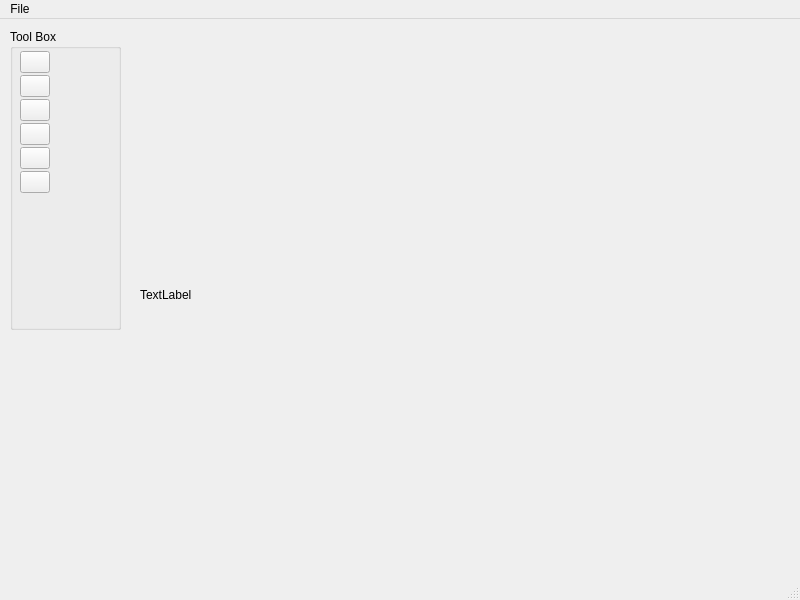
Above: mainwindow.ui from SathvikaNarla11/PainterPaint before the change. Below: the same form after it.
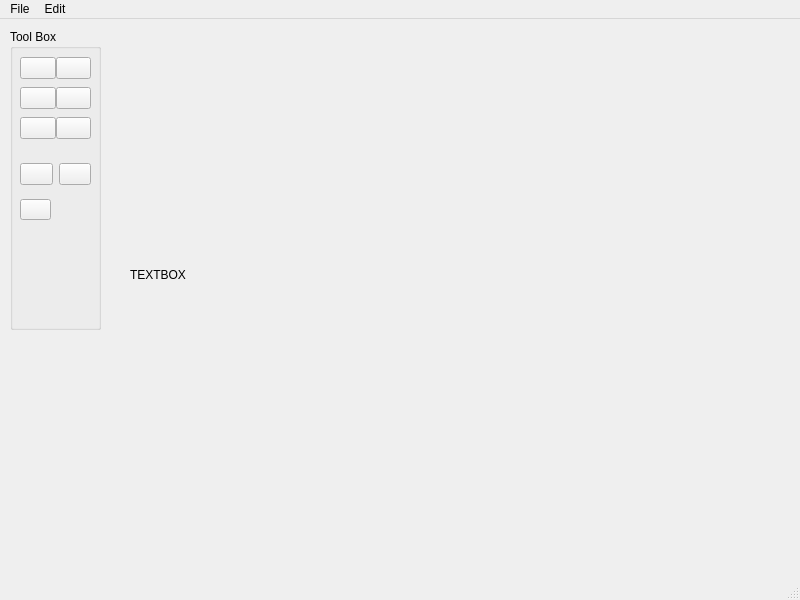
That is the form after the change. Icons and pictures are not drawn.

Patch:
```diff
--- a/mainwindow.ui
+++ b/mainwindow.ui
@@ -19,27 +19,27 @@
      <rect>
       <x>10</x>
       <y>10</y>
-      <width>111</width>
+      <width>91</width>
       <height>301</height>
      </rect>
     </property>
     <property name="title">
      <string>Tool Box</string>
     </property>
-    <widget class="QWidget" name="layoutWidget">
+    <widget class="QWidget" name="">
      <property name="geometry">
       <rect>
        <x>10</x>
        <y>20</y>
-       <width>30</width>
-       <height>146</height>
+       <width>71</width>
+       <height>101</height>
       </rect>
      </property>
-     <layout class="QVBoxLayout" name="verticalLayout">
+     <layout class="QGridLayout" name="gridLayout">
       <property name="spacing">
        <number>0</number>
       </property>
-      <item>
+      <item row="0" column="0">
        <widget class="QPushButton" name="pushButtonRectangle">
         <property name="text">
          <string/>
@@ -50,7 +50,7 @@
         </property>
        </widget>
       </item>
-      <item>
+      <item row="0" column="1">
        <widget class="QPushButton" name="pushButtonEllipse">
         <property name="text">
          <string/>
@@ -61,7 +61,7 @@
         </property>
        </widget>
       </item>
-      <item>
+      <item row="1" column="0">
        <widget class="QPushButton" name="pushButtonLine">
         <property name="text">
          <string/>
@@ -72,7 +72,7 @@
         </property>
        </widget>
       </item>
-      <item>
+      <item row="1" column="1">
        <widget class="QPushButton" name="pushButtonRoundRectangle">
         <property name="text">
          <string/>
@@ -83,7 +83,7 @@
         </property>
        </widget>
       </item>
-      <item>
+      <item row="2" column="0">
        <widget class="QPushButton" name="pushButtonPolygon">
         <property name="text">
          <string/>
@@ -94,7 +94,7 @@
         </property>
        </widget>
       </item>
-      <item>
+      <item row="2" column="1">
        <widget class="QPushButton" name="pushButtonPen">
         <property name="text">
          <string/>
@@ -107,18 +107,65 @@
       </item>
      </layout>
     </widget>
+    <widget class="QWidget" name="">
+     <property name="geometry">
+      <rect>
+       <x>10</x>
+       <y>130</y>
+       <width>71</width>
+       <height>31</height>
+      </rect>
+     </property>
+     <layout class="QGridLayout" name="gridLayout_2">
+      <item row="0" column="0">
+       <widget class="QPushButton" name="pushButtonRedo">
+        <property name="text">
+         <string/>
+        </property>
+        <property name="icon">
+         <iconset>
+          <normaloff>PaintIcons/Redo.png</normaloff>PaintIcons/Redo.png</iconset>
+        </property>
+       </widget>
+      </item>
+      <item row="0" column="1">
+       <widget class="QPushButton" name="pushButtonUndo">
+        <property name="text">
+         <string/>
+        </property>
+        <property name="icon">
+         <iconset resource="PaintResources.qrc">
+          <normaloff>:/new/prefix1/Desktop/PaintIcons/Undo.png</normaloff>:/new/prefix1/Desktop/PaintIcons/Undo.png</iconset>
+        </property>
+       </widget>
+      </item>
+     </layout>
+    </widget>
+    <widget class="QPushButton" name="pushButtonSelect">
+     <property name="geometry">
+      <rect>
+       <x>10</x>
+       <y>170</y>
+       <width>31</width>
+       <height>21</height>
+      </rect>
+     </property>
+     <property name="text">
+      <string/>
+     </property>
+    </widget>
    </widget>
    <widget class="QLabel" name="label">
     <property name="geometry">
      <rect>
-      <x>140</x>
-      <y>20</y>
+      <x>130</x>
+      <y>0</y>
       <width>631</width>
       <height>511</height>
      </rect>
     </property>
     <property name="text">
-     <string>TextLabel</string>
+     <string>TEXTBOX</string>
     </property>
    </widget>
   </widget>
@@ -141,7 +188,16 @@
     <addaction name="actionClose_Window"/>
     <addaction name="actionOpen_New_Window"/>
    </widget>
+   <widget class="QMenu" name="menuEdit">
+    <property name="title">
+     <string>Edit</string>
+    </property>
+    <addaction name="actionUndo"/>
+    <addaction name="actionRedo"/>
+    <addaction name="separator"/>
+   </widget>
    <addaction name="menuFile"/>
+   <addaction name="menuEdit"/>
   </widget>
   <widget class="QStatusBar" name="statusbar"/>
   <action name="actionOpen">
```
Left out of the diff: 14 changed lines with no effect on the pictures.
